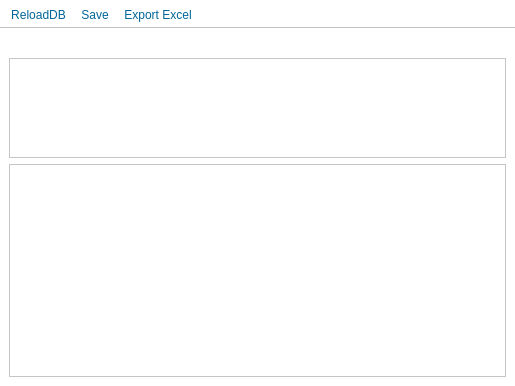
Qt form src/GUI/gui.ui (marlopnav/PySQL) before a commit.
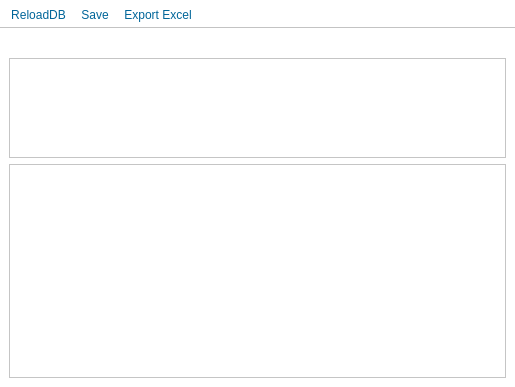
The same form after that commit. Icons and pictures are not drawn.

Patch:
```diff
--- a/src/GUI/gui.ui
+++ b/src/GUI/gui.ui
@@ -7,7 +7,7 @@
     <x>0</x>
     <y>0</y>
     <width>515</width>
-    <height>386</height>
+    <height>387</height>
    </rect>
   </property>
   <property name="sizePolicy">
```
Left out of the diff: 4 changed lines with no effect on the pictures.
